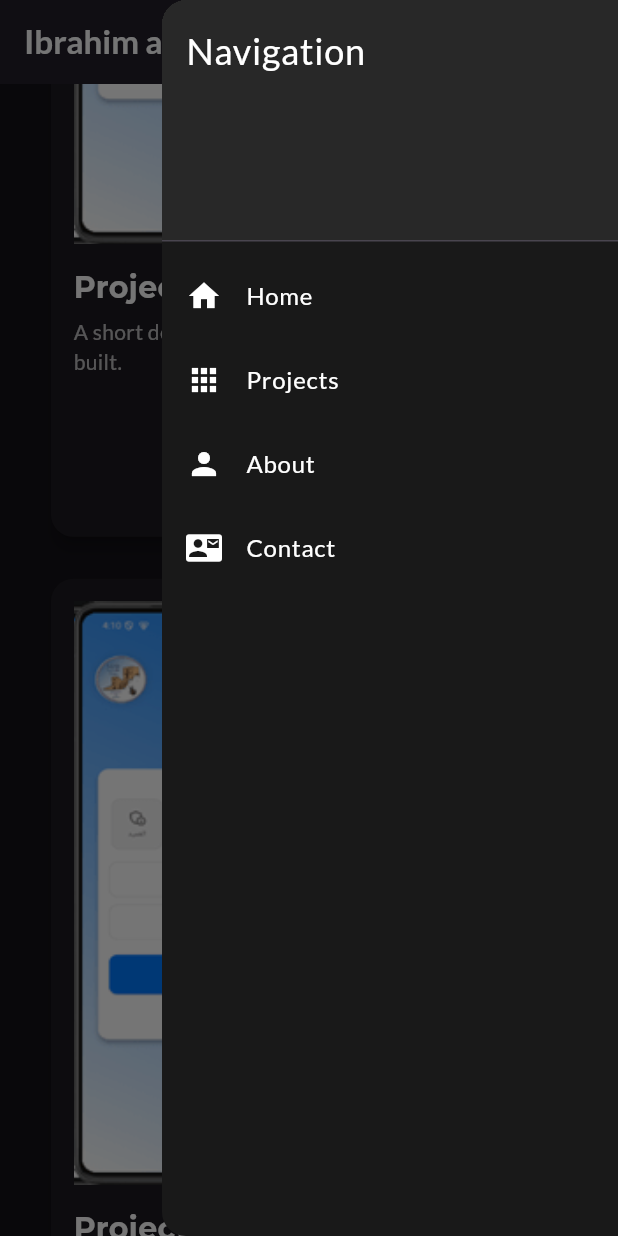
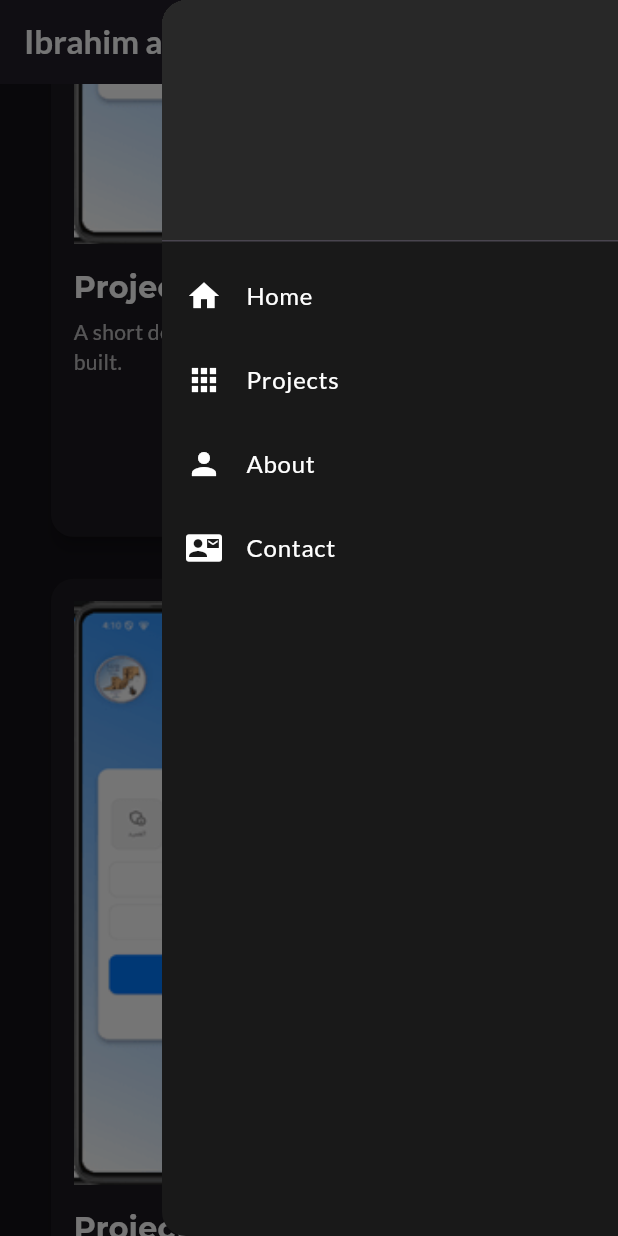
Before and after one commit to shalabi11/MyPortfolio, a Flutter app: the screen it shows after launch, scrolled down 576 dp, after a tap on the "menu" icon, on a phone screen of 412 x 824 dp. Run offline on Flutter 3.47's test engine with Material 3 defaults, Android fonts, the light colour scheme and no system bars; our stand-ins replace animate_do, font_awesome_flutter, google_fonts.

Commit message:
edit portfolio

```diff
--- a/lib/data/project_data.dart
+++ b/lib/data/project_data.dart
@@ -34,14 +34,14 @@ final List<Project> projects = [
     projectUrl: 'https://github.com/shalabi11/faculity_app1',
     technologies: ['Flutter', 'Firebase', 'Bloc'],
   ),
-  Project(
-    imagePath: 'assets/images/Picture1.png',
-    title: 'Project Two Title',
-    description:
-        'Description for the second project, showcasing different skills and technologies.',
-    projectUrl: 'https://github.com/shalabi11/faculity_app1',
-    technologies: ['Flutter', 'Firebase', 'Bloc'],
-  ),
+  // Project(
+  //   imagePath: 'assets/images/Picture1.png',
+  //   title: 'Project Two Title',
+  //   description:
+  //       'Description for the second project, showcasing different skills and technologies.',
+  //   projectUrl: 'https://github.com/shalabi11/faculity_app1',
+  //   technologies: ['Flutter', 'Firebase', 'Bloc'],
+  // ),
   // Project(
   //   imagePath: 'assets/images/project3.png',
   //   title: 'Project Three Title',
--- a/lib/home_page.dart
+++ b/lib/home_page.dart
@@ -47,7 +47,7 @@ class _HomePageState extends State<HomePage> {
             const DrawerHeader(
               decoration: BoxDecoration(color: Color.fromARGB(255, 40, 40, 40)),
               child: Text(
-                'Navigation',
+                ' ',
                 style: TextStyle(color: Colors.white, fontSize: 24),
               ),
             ),
--- a/lib/widgets/about_section.dart
+++ b/lib/widgets/about_section.dart
@@ -107,7 +107,7 @@ class AboutSection extends StatelessWidget {
         SizedBox(height: 10),
         Row(
           children: [
-            // Icon(Icons.check_circle, color: Colors.blueAccent),
+            Icon(Icons.check_circle, color: Colors.blueAccent),
             SizedBox(width: 10),
             Expanded(
               child: Text(
```
Also changed, not shown: 1 other file.
